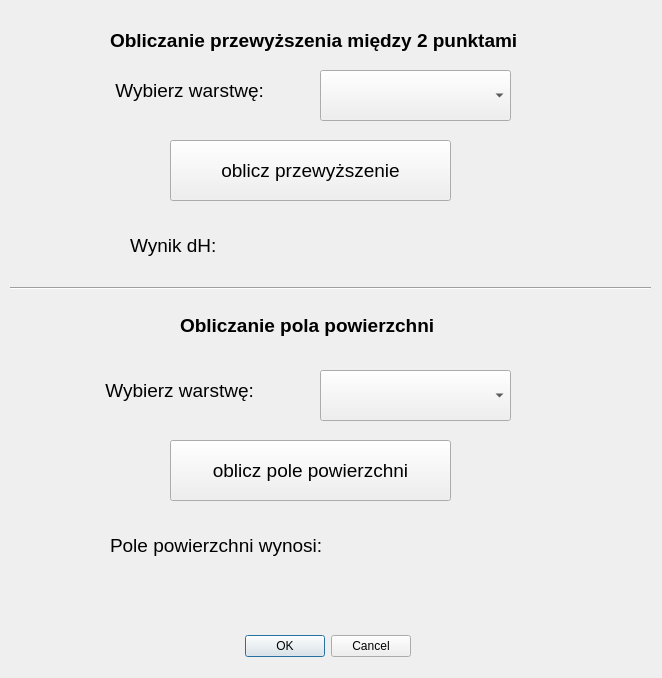
AleksanderAP/inf_proj2, file module_wtyczka_projekt2/module_wtyczka_projekt2_dialog_base.ui: the form before one commit.
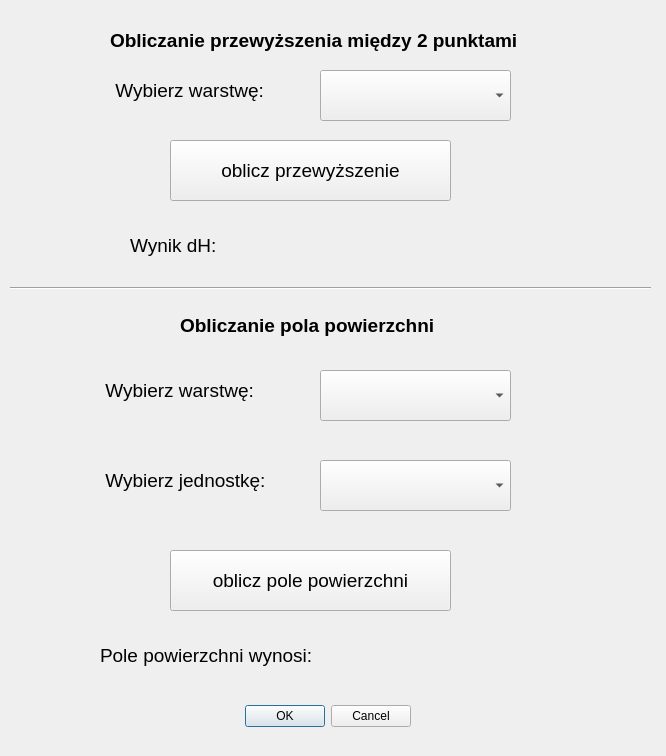
The form after the commit. Custom widgets are drawn as their Qt base class.

Commit message: format pola

Diff of the .ui file:
```diff
--- a/module_wtyczka_projekt2/module_wtyczka_projekt2_dialog_base.ui
+++ b/module_wtyczka_projekt2/module_wtyczka_projekt2_dialog_base.ui
@@ -6,8 +6,8 @@
    <rect>
     <x>0</x>
     <y>0</y>
-    <width>662</width>
-    <height>678</height>
+    <width>666</width>
+    <height>756</height>
    </rect>
   </property>
   <property name="windowTitle">
@@ -17,7 +17,7 @@
    <property name="geometry">
     <rect>
      <x>70</x>
-     <y>630</y>
+     <y>700</y>
      <width>341</width>
      <height>32</height>
     </rect>
@@ -178,7 +178,7 @@
    <property name="geometry">
     <rect>
      <x>170</x>
-     <y>440</y>
+     <y>550</y>
      <width>281</width>
      <height>61</height>
     </rect>
@@ -195,8 +195,8 @@
   <widget class="QLabel" name="label_area_result_title">
    <property name="geometry">
     <rect>
-     <x>110</x>
-     <y>510</y>
+     <x>100</x>
+     <y>620</y>
      <width>221</width>
      <height>71</height>
     </rect>
@@ -213,12 +213,17 @@
   <widget class="QLabel" name="label_area_result">
    <property name="geometry">
     <rect>
-     <x>360</x>
-     <y>520</y>
+     <x>350</x>
+     <y>630</y>
      <width>241</width>
      <height>51</height>
     </rect>
    </property>
+   <property name="font">
+    <font>
+     <pointsize>12</pointsize>
+    </font>
+   </property>
    <property name="text">
     <string/>
    </property>
@@ -236,6 +241,39 @@
     <enum>Qt::Horizontal</enum>
    </property>
   </widget>
+  <widget class="QLabel" name="label_layer_choose_area_format">
+   <property name="geometry">
+    <rect>
+     <x>100</x>
+     <y>450</y>
+     <width>191</width>
+     <height>61</height>
+    </rect>
+   </property>
+   <property name="font">
+    <font>
+     <pointsize>14</pointsize>
+    </font>
+   </property>
+   <property name="text">
+    <string> Wybierz jednostkę:</string>
+   </property>
+  </widget>
+  <widget class="QComboBox" name="ComboBox_area_format">
+   <property name="geometry">
+    <rect>
+     <x>320</x>
+     <y>460</y>
+     <width>191</width>
+     <height>51</height>
+    </rect>
+   </property>
+   <property name="font">
+    <font>
+     <pointsize>12</pointsize>
+    </font>
+   </property>
+  </widget>
  </widget>
  <customwidgets>
   <customwidget>
```
Left out of the diff: 5 changed lines with no effect on the pictures. The commit also changes 7 other files.
